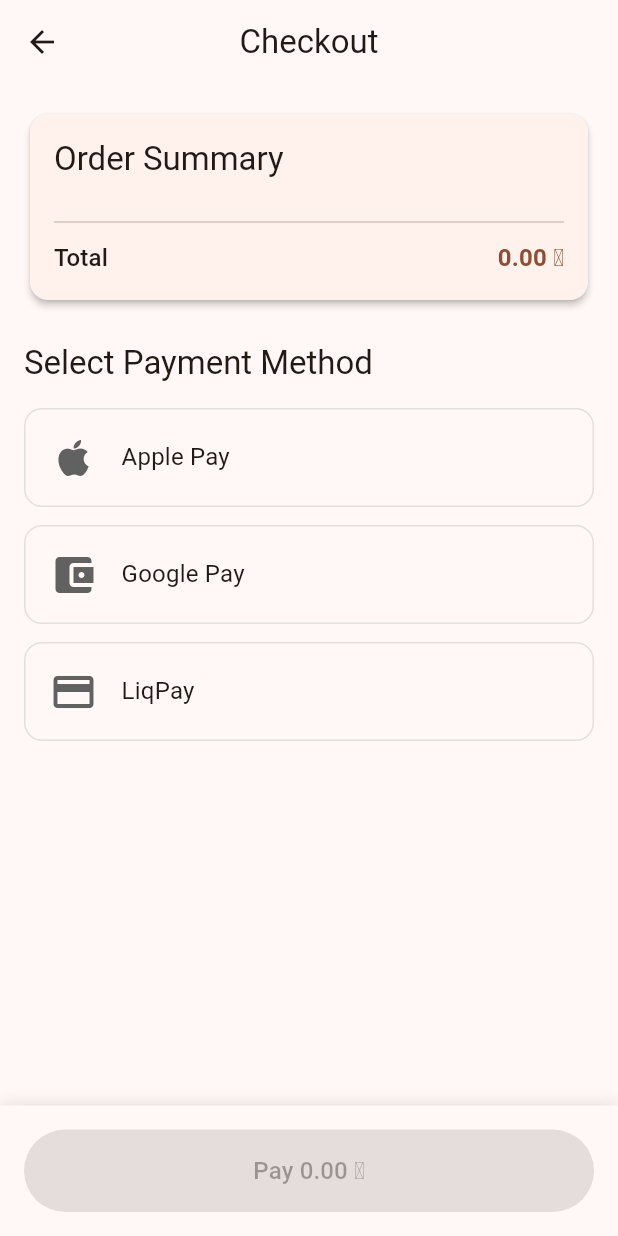
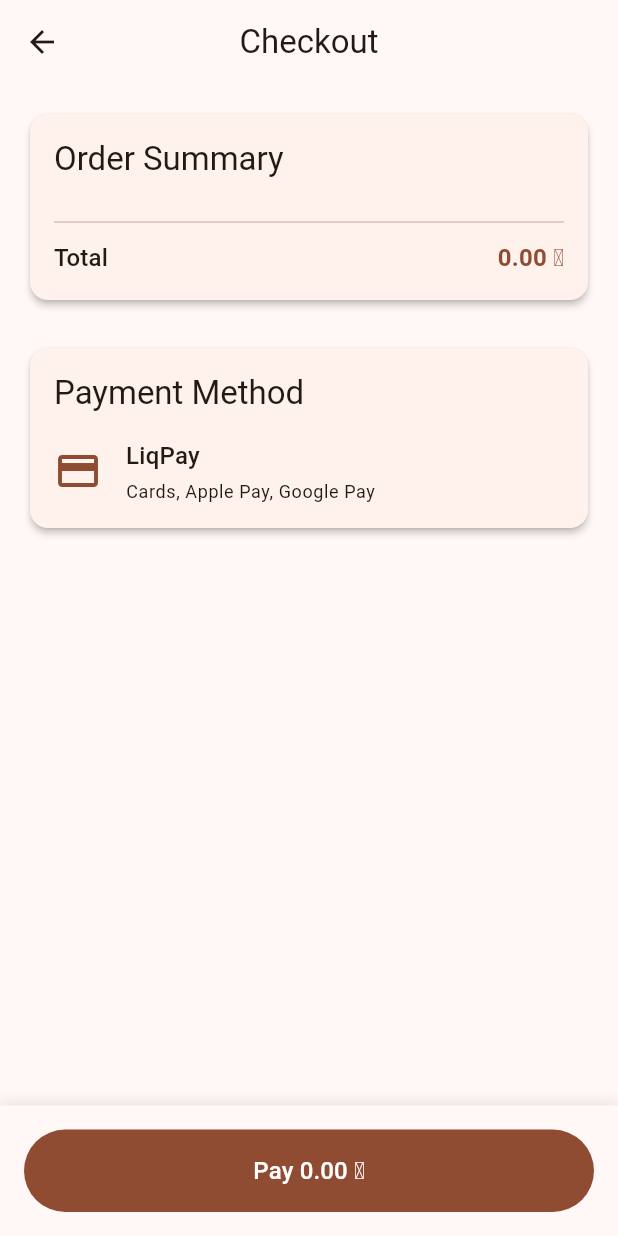
Before and after one commit to ascentman/test_proj, a Flutter app: the CheckoutScreen screen opened directly, on a phone screen of 412 x 824 dp. Run offline on Flutter 3.47's test engine with Material 3 defaults, Android fonts, the phone set to English and light mode, and no system bars; our stand-ins replace cached_network_image, dio; network calls fail.

Commit message:
Simplify payment integration to use LiqPay only
Changes:
- Remove Apple Pay and Google Pay dependencies
- Update intl package to ^0.20.2 to resolve dependency conflicts
- Simplify payment_service.dart to only handle LiqPay
- Update checkout_screen.dart to show single payment option
- Update README to reflect LiqPay-only integration
- Update .env.example to remove Apple/Google Pay config

LiqPay handles all payment methods including cards, Apple Pay, and Google Pay, so separate integrations are not needed.

```diff
--- a/dcafe_app/lib/screens/checkout_screen.dart
+++ b/dcafe_app/lib/screens/checkout_screen.dart
@@ -1,6 +1,5 @@
 import 'package:flutter/material.dart';
 import 'package:provider/provider.dart';
-import 'package:webview_flutter/webview_flutter.dart';
 import 'package:url_launcher/url_launcher.dart';
 import '../providers/cart_provider.dart';
 import '../services/payment_service.dart';
@@ -15,7 +14,6 @@ class CheckoutScreen extends StatefulWidget {
 }
 
 class _CheckoutScreenState extends State<CheckoutScreen> {
-  PaymentMethod? _selectedPaymentMethod;
   bool _isProcessing = false;
 
   @override
@@ -91,28 +89,49 @@ class _CheckoutScreenState extends State<CheckoutScreen> {
                   ),
                 ),
                 const SizedBox(height: 24),
-                // Payment methods
+                // Payment info
+                Card(
+                  child: Padding(
+                    padding: const EdgeInsets.all(16),
+                    child: Column(
+                      crossAxisAlignment: CrossAxisAlignment.start,
+                      children: [
                         Text(
-                  'Select Payment Method',
+                          'Payment Method',
                           style: Theme.of(context).textTheme.titleLarge,
                         ),
                         const SizedBox(height: 16),
-                _buildPaymentOption(
-                  PaymentMethod.applePay,
-                  'Apple Pay',
-                  Icons.apple,
+                        Row(
+                          children: [
+                            Icon(
+                              Icons.credit_card,
+                              size: 32,
+                              color: Theme.of(context).colorScheme.primary,
                             ),
-                const SizedBox(height: 12),
-                _buildPaymentOption(
-                  PaymentMethod.googlePay,
-                  'Google Pay',
-                  Icons.account_balance_wallet,
+                            const SizedBox(width: 16),
+                            Expanded(
+                              child: Column(
+                                crossAxisAlignment: CrossAxisAlignment.start,
+                                children: [
+                                  Text(
+                                    'LiqPay',
+                                    style:
+                                        Theme.of(context).textTheme.titleMedium,
                                   ),
-                const SizedBox(height: 12),
-                _buildPaymentOption(
-                  PaymentMethod.liqpay,
-                  'LiqPay',
-                  Icons.credit_card,
+                                  const SizedBox(height: 4),
+                                  Text(
+                                    'Cards, Apple Pay, Google Pay',
+                                    style:
+                                        Theme.of(context).textTheme.bodySmall,
+                                  ),
+                                ],
+                              ),
+                            ),
+                          ],
+                        ),
+                      ],
+                    ),
+                  ),
                 ),
               ],
             ),
@@ -134,7 +153,7 @@ class _CheckoutScreenState extends State<CheckoutScreen> {
               child: SizedBox(
                 width: double.infinity,
                 child: FilledButton(
-                  onPressed: _selectedPaymentMethod == null || _isProcessing
+                  onPressed: _isProcessing
                       ? null
                       : () => _processPayment(context),
                   style: FilledButton.styleFrom(
@@ -162,67 +181,7 @@ class _CheckoutScreenState extends State<CheckoutScreen> {
     );
   }
 
-  Widget _buildPaymentOption(
-    PaymentMethod method,
-    String title,
-    IconData icon,
-  ) {
-    final isSelected = _selectedPaymentMethod == method;
-
-    return InkWell(
-      onTap: () {
-        setState(() {
-          _selectedPaymentMethod = method;
-        });
-      },
-      borderRadius: BorderRadius.circular(12),
-      child: Container(
-        padding: const EdgeInsets.all(16),
-        decoration: BoxDecoration(
-          border: Border.all(
-            color: isSelected
-                ? Theme.of(context).colorScheme.primary
-                : Colors.grey[300]!,
-            width: isSelected ? 2 : 1,
-          ),
-          borderRadius: BorderRadius.circular(12),
-          color: isSelected
-              ? Theme.of(context).colorScheme.primaryContainer
-              : null,
-        ),
-        child: Row(
-          children: [
-            Icon(
-              icon,
-              size: 32,
-              color: isSelected
-                  ? Theme.of(context).colorScheme.primary
-                  : Colors.grey[700],
-            ),
-            const SizedBox(width: 16),
-            Expanded(
-              child: Text(
-                title,
-                style: Theme.of(context).textTheme.titleMedium?.copyWith(
-                      fontWeight:
-                          isSelected ? FontWeight.bold : FontWeight.normal,
-                    ),
-              ),
-            ),
-            if (isSelected)
-              Icon(
-                Icons.check_circle,
-                color: Theme.of(context).colorScheme.primary,
-              ),
-          ],
-        ),
-      ),
-    );
-  }
-
   Future<void> _processPayment(BuildContext context) async {
-    if (_selectedPaymentMethod == null) return;
-
     setState(() {
       _isProcessing = true;
     });
@@ -230,59 +189,11 @@ class _CheckoutScreenState extends State<CheckoutScreen> {
     try {
       final cart = context.read<CartProvider>();
       final paymentService = context.read<PaymentService>();
-      final posterApi = context.read<PosterApiService>();
 
       final orderId = 'order_${DateTime.now().millisecondsSinceEpoch}';
 
-      // Process payment based on selected method
-      Map<String, dynamic>? paymentResult;
-
-      switch (_selectedPaymentMethod!) {
-        case PaymentMethod.applePay:
-          // Check if Apple Pay is available
-          final isAvailable = await paymentService.isApplePayAvailable();
-          if (!isAvailable) {
-            throw Exception('Apple Pay is not available on this device');
-          }
-          paymentResult = await paymentService.processApplePay(
-            amount: cart.totalAmount,
-            orderId: orderId,
-          );
-          break;
-
-        case PaymentMethod.googlePay:
-          // Check if Google Pay is available
-          final isAvailable = await paymentService.isGooglePayAvailable();
-          if (!isAvailable) {
-            throw Exception('Google Pay is not available on this device');
-          }
-          paymentResult = await paymentService.processGooglePay(
-            amount: cart.totalAmount,
-            orderId: orderId,
-          );
-          break;
-
-        case PaymentMethod.liqpay:
-          // Open LiqPay in WebView
+      // Open LiqPay payment page
       await _openLiqPayWebView(context, orderId);
-          return;
-      }
-
-      // If payment successful, create order in Poster
-      if (paymentResult != null && paymentResult['success'] == true) {
-        await posterApi.createOrder(
-          products: cart.toOrderFormat(),
-          totalAmount: cart.totalAmount,
-          comment: 'Payment via ${_selectedPaymentMethod!.name}',
-        );
-
-        // Clear cart and show success
-        cart.clear();
-
-        if (context.mounted) {
-          _showSuccessDialog(context);
-        }
-      }
     } catch (e) {
       if (context.mounted) {
         ScaffoldMessenger.of(context).showSnackBar(
@@ -292,12 +203,9 @@ class _CheckoutScreenState extends State<CheckoutScreen> {
           ),
         );
       }
-    } finally {
-      if (mounted) {
       setState(() {
         _isProcessing = false;
       });
-      }
     }
   }
 
@@ -324,6 +232,7 @@ class _CheckoutScreenState extends State<CheckoutScreen> {
       if (context.mounted) {
         showDialog(
           context: context,
+          barrierDismissible: false,
           builder: (context) => AlertDialog(
             title: const Text('Payment Processing'),
             content: const Text(
@@ -364,6 +273,10 @@ class _CheckoutScreenState extends State<CheckoutScreen> {
                       ),
                     );
                   }
+
+                  setState(() {
+                    _isProcessing = false;
+                  });
                 },
                 child: const Text('Payment Complete'),
               ),
@@ -371,6 +284,18 @@ class _CheckoutScreenState extends State<CheckoutScreen> {
           ),
         );
       }
+    } else {
+      if (context.mounted) {
+        ScaffoldMessenger.of(context).showSnackBar(
+          const SnackBar(
+            content: Text('Could not open payment page'),
+            backgroundColor: Colors.red,
+          ),
+        );
+      }
+      setState(() {
+        _isProcessing = false;
+      });
     }
   }
 
```
Also changed, not shown: dcafe_app/lib/services/payment_service.dart (+32 -143 lines), dcafe_app/pubspec.yaml (+3 -4 lines), 2 other files. Lines whose indentation alone changed are shown as unchanged.
